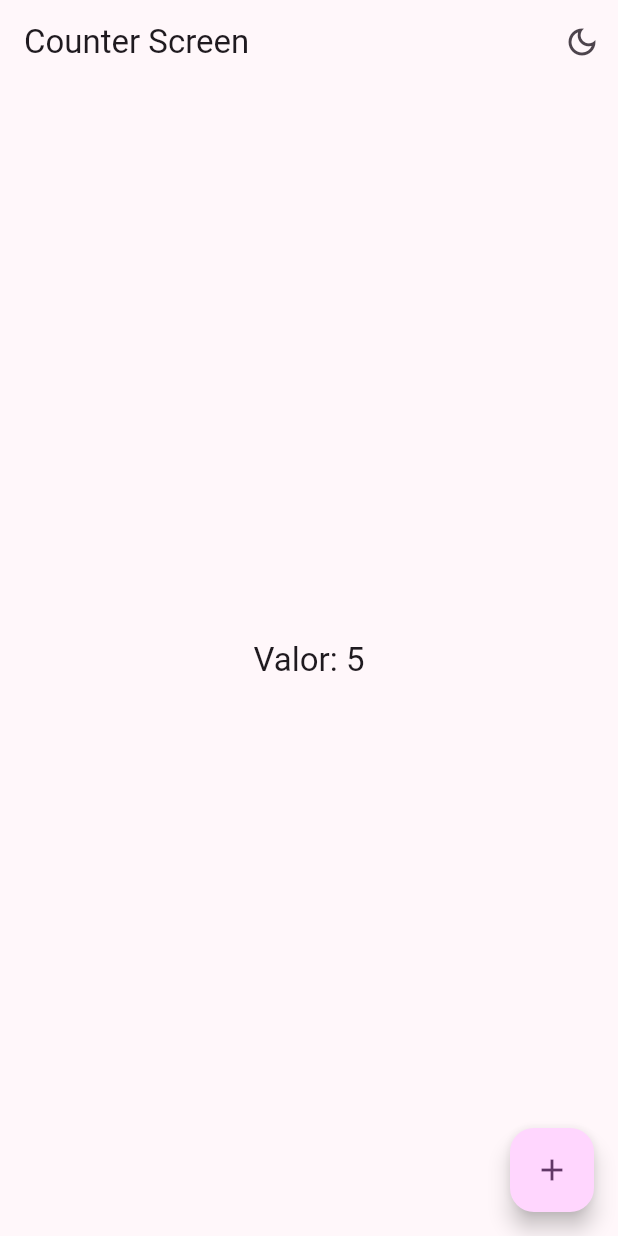
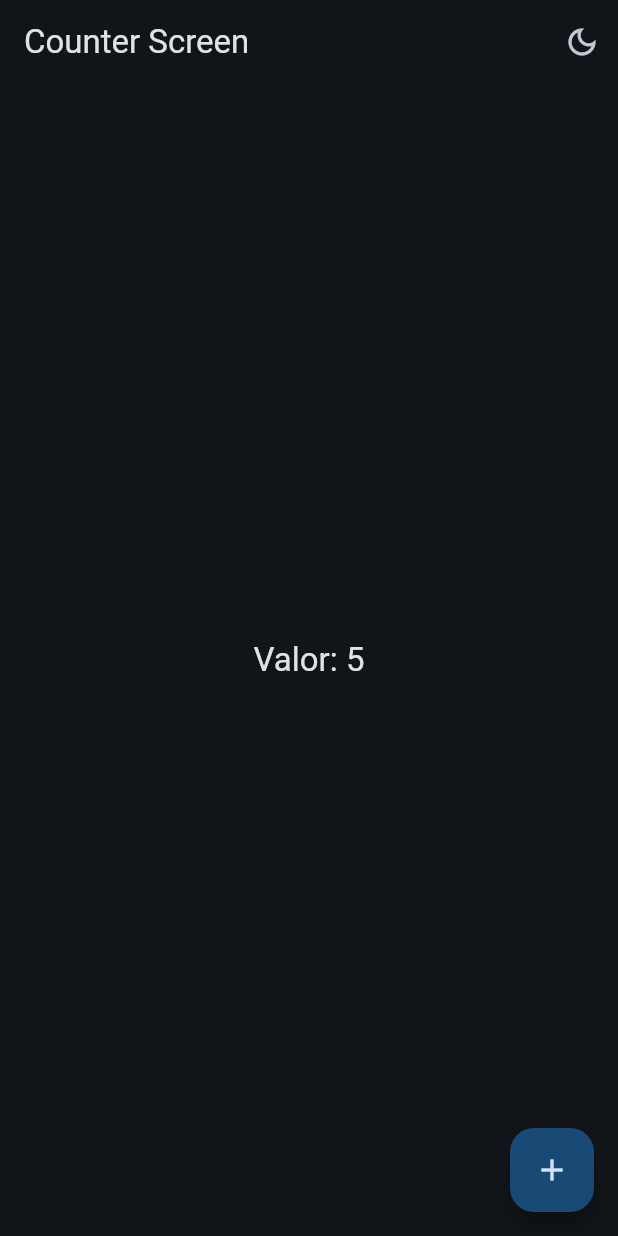
Before and after one commit to SebastianCoronaOptimen/CrusoFlutter, a Flutter app: the CounterScreen screen opened by its route, after a tap on the "light mode" icon, on a phone screen of 412 x 824 dp. Run offline on Flutter 3.47's test engine with Material 3 defaults, Android fonts, the phone set to English and light mode, and no system bars; our stand-ins replace animate_do, dio, flutter_riverpod, go_router, video_player.

Commit message:
Widgets app finalizada

```diff
--- a/widgets_app/lib/config/theme/app_them.dart
+++ b/widgets_app/lib/config/theme/app_them.dart
@@ -14,17 +14,29 @@ const colorList = <Color>[
 
 class AppTheme{
   final int selectedColor;
+  final bool isDarkMode;
+
 
   AppTheme({
-    this.selectedColor = 0
+    this.selectedColor = 0,
+    this.isDarkMode = false,
   }):assert(selectedColor >= 0, 'Selected color must be grather than 0'),
     assert(selectedColor < colorList.length, 'Selected color must be less than ${colorList.length}');
 
   ThemeData getTheme() => ThemeData(
     useMaterial3: true,
+    brightness: isDarkMode ? Brightness.dark : Brightness.light,
     colorSchemeSeed: colorList[selectedColor],
     appBarTheme: const AppBarTheme(
       centerTitle: false
     )
   );
+
+  AppTheme copyWith({
+    int? selectedColor,
+    bool? isDarkMode,
+  }) => AppTheme(
+    selectedColor: selectedColor ?? this.selectedColor,
+    isDarkMode: isDarkMode ?? this.isDarkMode,
+  );
 }
--- a/widgets_app/lib/main.dart
+++ b/widgets_app/lib/main.dart
@@ -2,6 +2,7 @@ import 'package:flutter/material.dart';
 import 'package:flutter_riverpod/flutter_riverpod.dart';
 import 'package:widgets_app/config/router/app_router.dart';
 import 'package:widgets_app/config/theme/app_them.dart';
+import 'package:widgets_app/presentation/providers/theme_provider.dart';
 
 void main() {
   runApp(
@@ -11,16 +12,19 @@ void main() {
   );
 }
 
-class MainApp extends StatelessWidget {
+class MainApp extends ConsumerWidget {
   const MainApp({super.key});
 
   @override
-  Widget build(BuildContext context) {
+  Widget build(BuildContext context, WidgetRef ref) {
+    //final bool isDarkMode = ref.watch(isDarkModeProvider);
+    //final int selectedColor = ref.watch(selectedColorProvider);
+    final AppTheme appTheme = ref.watch(themeNotifierProvider);
     return MaterialApp.router(
       title: 'Flutter Widget',
       routerConfig: appRouter,
       debugShowCheckedModeBanner: false,
-      theme: AppTheme(selectedColor: 4).getTheme(),
+      theme: appTheme.getTheme(),
       );
   }
 }
--- a/widgets_app/lib/presentation/providers/theme_provider.dart
+++ b/widgets_app/lib/presentation/providers/theme_provider.dart
@@ -1,7 +1,31 @@
 import 'package:flutter_riverpod/flutter_riverpod.dart';
 import 'package:widgets_app/config/theme/app_them.dart';
 
+//Listado de colores inmutable
+final colorListProvider = Provider((ref) => colorList);
+
+//Un simple bool
 final isDarkModeProvider = StateProvider<bool>((ref) => false);
 
-//Listado de colores inmutable
-final colorListProvider = Provider((ref) => colorList);
+//Un simple int
+final selectedColorProvider = StateProvider((ref) => 0);
+
+//Un objeto de tipo AppThme (custom)
+final themeNotifierProvider = StateNotifierProvider<ThemeNotifier,AppTheme>(
+  (ref) => ThemeNotifier(),
+  );
+
+//Controler o Notifier
+class ThemeNotifier extends StateNotifier<AppTheme>{
+
+  //STATE = Estado = new AppTheme()
+  ThemeNotifier():super(AppTheme());
+
+  void toggleDarkMode(){
+    state = state.copyWith(isDarkMode: !state.isDarkMode);
+  }
+
+  void changeColorIndex( int colorIndex ){
+    state = state.copyWith(selectedColor: colorIndex);
+  }
+}
--- a/widgets_app/lib/presentation/screens/counter/counter_screen.dart
+++ b/widgets_app/lib/presentation/screens/counter/counter_screen.dart
@@ -15,7 +15,7 @@ class CounterScreen extends ConsumerWidget {
   Widget build(BuildContext context, WidgetRef ref) {
 
     final int clickValue = ref.watch(counterProvider);
-    final bool isDarkMode = ref.watch(isDarkModeProvider);
+    final bool isDarkMode = ref.watch(themeNotifierProvider).isDarkMode;
 
     return Scaffold(
       appBar: AppBar(
@@ -24,7 +24,8 @@ class CounterScreen extends ConsumerWidget {
           IconButton(
             icon:  Icon(isDarkMode ? Icons.dark_mode_outlined : Icons.light_mode_outlined),
             onPressed: (){
-              ref.read(isDarkModeProvider.notifier).update((isDark) => !isDark);
+              //ref.read(isDarkModeProvider.notifier).update((isDark) => !isDark);
+              ref.read(themeNotifierProvider.notifier).toggleDarkMode();
             },
             )
         ],
```
Also changed, not shown: widgets_app/lib/presentation/screens/theme_changer/theme_changer_screen.dart (+11 -4 lines).
